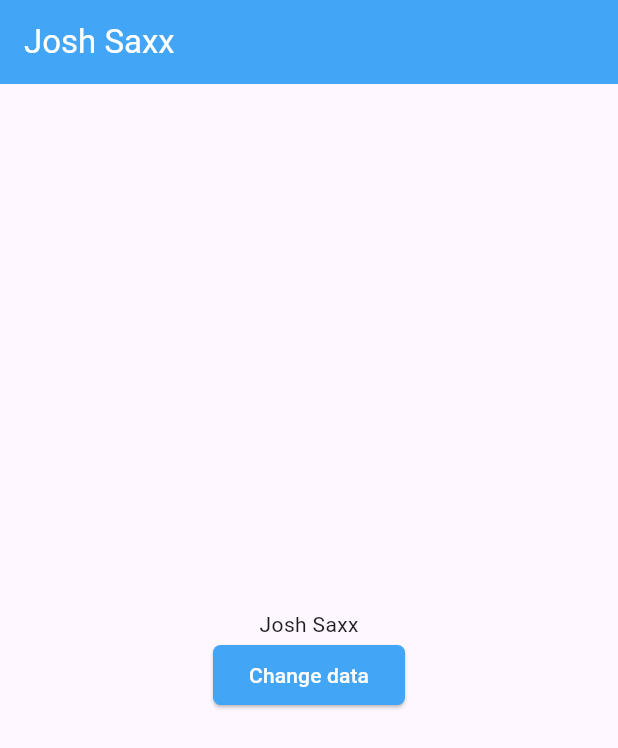
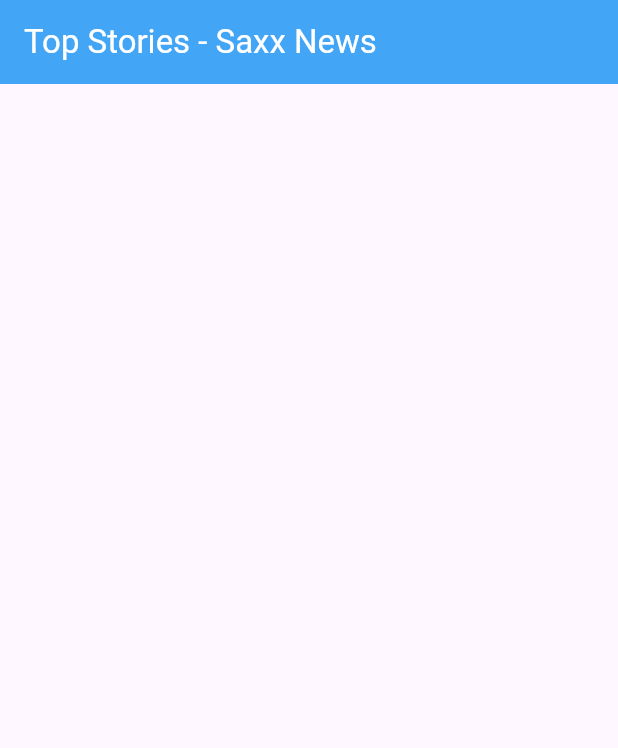
Before and after one commit to joshsaxx/everyday_flutter, a Flutter app: the screen it shows after launch, on a phone screen of 412 x 824 dp. Shown: the top 748 px of the screen. Run offline on Flutter 3.47's test engine with Material 3 defaults, Android fonts, the phone set to English and light mode, and no system bars; our stand-ins replace cached_network_image, google_fonts.

Commit message:
tutorial_sessions -- State Management -- Provider JSON intro

```diff
--- a/lib/app/my_app.dart
+++ b/lib/app/my_app.dart
@@ -18,8 +18,9 @@ import 'package:flutter_tuts/app/tutorial_sessions/responsive_ui/responsive_ui.d
 import 'package:flutter_tuts/app/tutorial_sessions/row_column_widgets/column_widget.dart';
 import 'package:flutter_tuts/app/tutorial_sessions/row_column_widgets/row_widget.dart';
 import 'package:flutter_tuts/app/tutorial_sessions/stack_positioned_widgets/stack_widget.dart';
-import 'package:flutter_tuts/app/tutorial_sessions/state_management/intro.dart';
-import 'package:flutter_tuts/app/tutorial_sessions/state_management/provider_intro.dart';
+import 'package:flutter_tuts/app/tutorial_sessions/state_management/provider/intro.dart';
+import 'package:flutter_tuts/app/tutorial_sessions/state_management/provider/provider_intro.dart';
+import 'package:flutter_tuts/app/tutorial_sessions/state_management/provider_json/provider_json.dart';
 import 'package:flutter_tuts/app/tutorial_sessions/stateless_stateful/stateless_stateful_main.dart';
 import 'package:flutter_tuts/app/tutorial_sessions/textFields/textField_widget.dart';
 
@@ -30,7 +31,7 @@ class MyApp extends StatelessWidget {
   Widget build(BuildContext context) {
     return const MaterialApp(
       debugShowCheckedModeBanner: false,
-      home: ProviderMainPage(),
+      home: ProviderJson(),
     );
   }
 }
--- /dev/null
+++ b/lib/app/tutorial_sessions/state_management/provider_json/models/news_data.dart
@@ -0,0 +1,5 @@
+import 'package:flutter/material.dart';
+
+class NewsData with ChangeNotifier{
+
+}
--- /dev/null
+++ b/lib/app/tutorial_sessions/state_management/provider_json/provider_json.dart
@@ -0,0 +1,16 @@
+import 'package:flutter/material.dart';
+
+class ProviderJson extends StatelessWidget {
+  const ProviderJson({super.key});
+
+  @override
+  Widget build(BuildContext context) {
+    return Scaffold(
+      appBar: AppBar(
+        foregroundColor: Colors.white,
+        backgroundColor: Colors.blue[400],
+        title: Text("Top Stories - Saxx News"),
+      ),
+    );
+  }
+}
--- a/pubspec.yaml
+++ b/pubspec.yaml
@@ -39,6 +39,7 @@ dependencies:
   google_fonts: ^6.2.1
   flutter_staggered_grid_view: ^0.7.0
   provider: ^6.1.2
+  http: ^1.3.0
 
 dev_dependencies:
   flutter_test:
```
Also changed, not shown: lib/app/tutorial_sessions/state_management/provider/intro.dart (renamed from lib/app/tutorial_sessions/state_management/intro.dart), lib/app/tutorial_sessions/state_management/provider/provider_intro.dart (renamed from lib/app/tutorial_sessions/state_management/provider_intro.dart), pubspec.lock.
